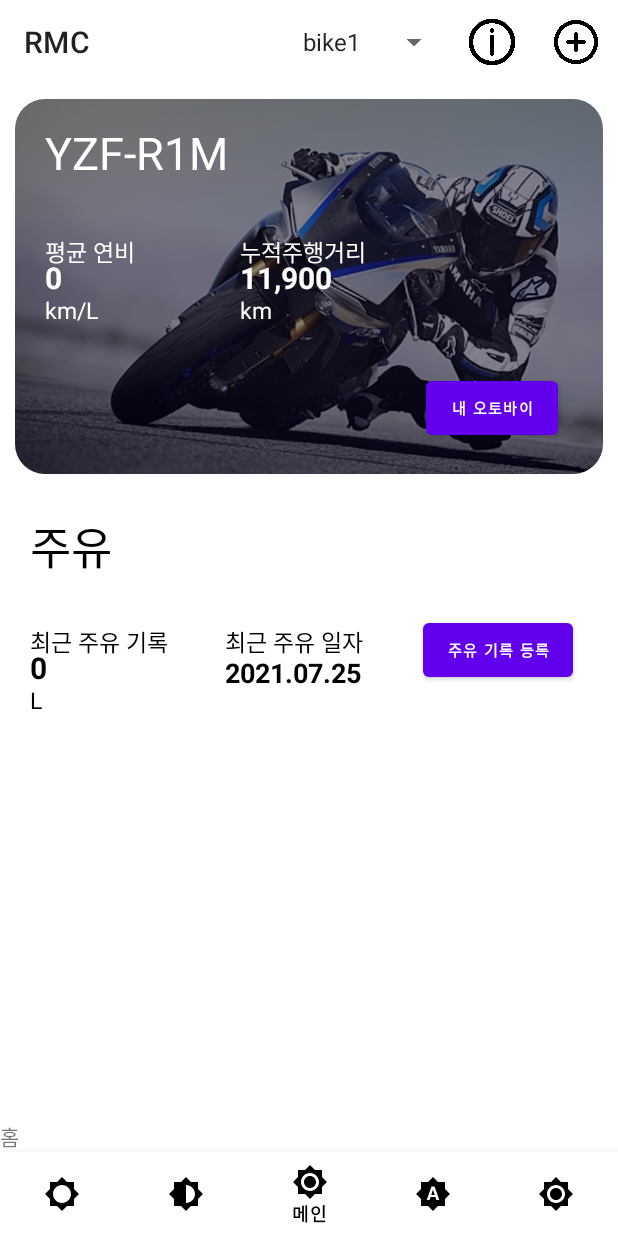
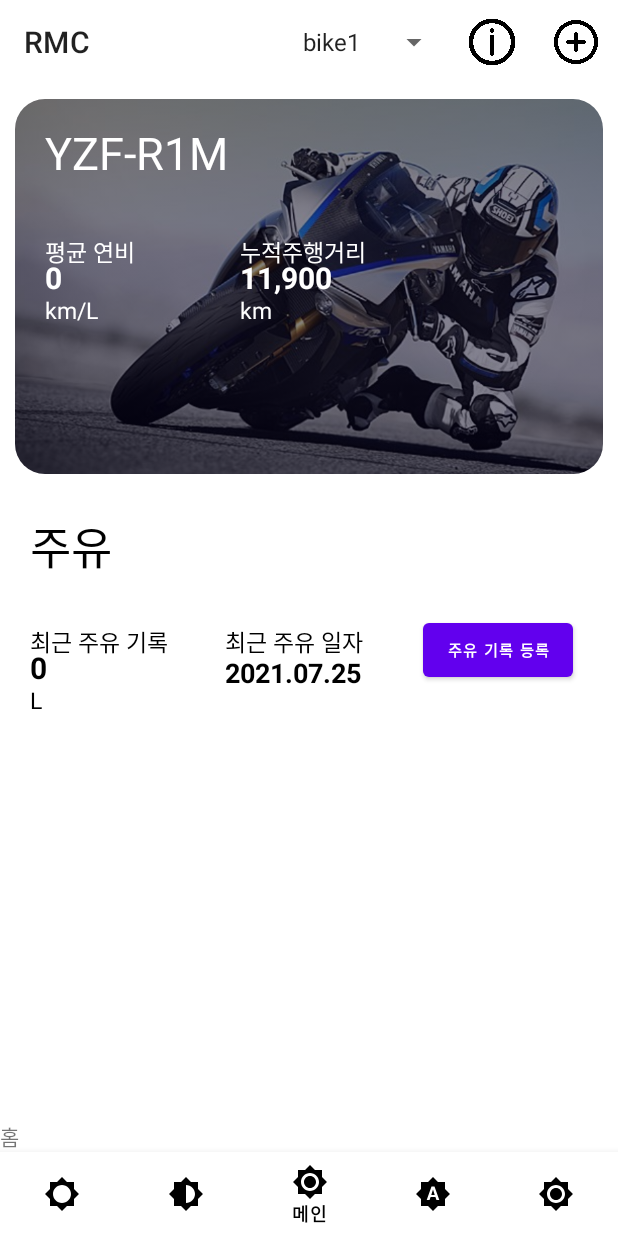
Before and after one commit to kaaang/korea_project3, an Android app: the Main_main screen opened directly, with no data from a screen before it, on a phone screen of 412 x 824 dp. Run offline under Robolectric (Android 15) with nearby library versions, the phone set to English and light mode, and no system bars; our stand-ins replace Firebase (no records; nobody signed in at launch, a user with empty details on screens opened directly).

Commit message:
edit fragment_main_main.xml// Jinah0731

```diff
--- a/app/src/main/res/layout/fragment_main_main.xml
+++ b/app/src/main/res/layout/fragment_main_main.xml
@@ -125,19 +125,6 @@
                     android:textSize="20dp"
                     android:textStyle="bold" />
 
-                <!--                            버튼                                       -->
-
-                <Button
-                    android:id="@+id/bt_checkDupli"
-                    android:layout_width="wrap_content"
-                    android:layout_height="wrap_content"
-                    android:layout_gravity="bottom|right"
-                    android:layout_marginRight="30dp"
-                    android:layout_marginBottom="20dp"
-                    android:text="내 오토바이"
-                    android:textColor="@color/white"
-                    android:textSize="10dp"
-                    android:textStyle="bold" />
             </androidx.cardview.widget.CardView>
         </LinearLayout>
     </ScrollView>
@@ -225,7 +212,7 @@
             <!--                            버튼                                       -->
 
             <Button
-                android:id="@+id/showGasStation"
+                android:id="@+id/btn_showGasStation"
                 android:layout_width="wrap_content"
                 android:layout_height="wrap_content"
                 android:layout_gravity="bottom|right"
```
